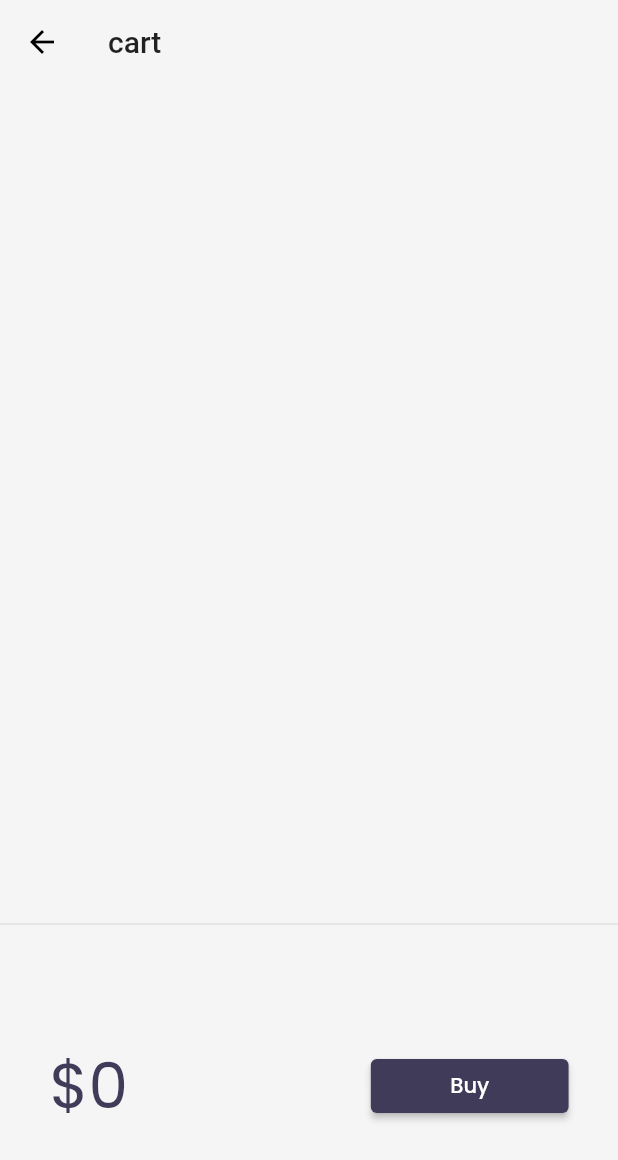
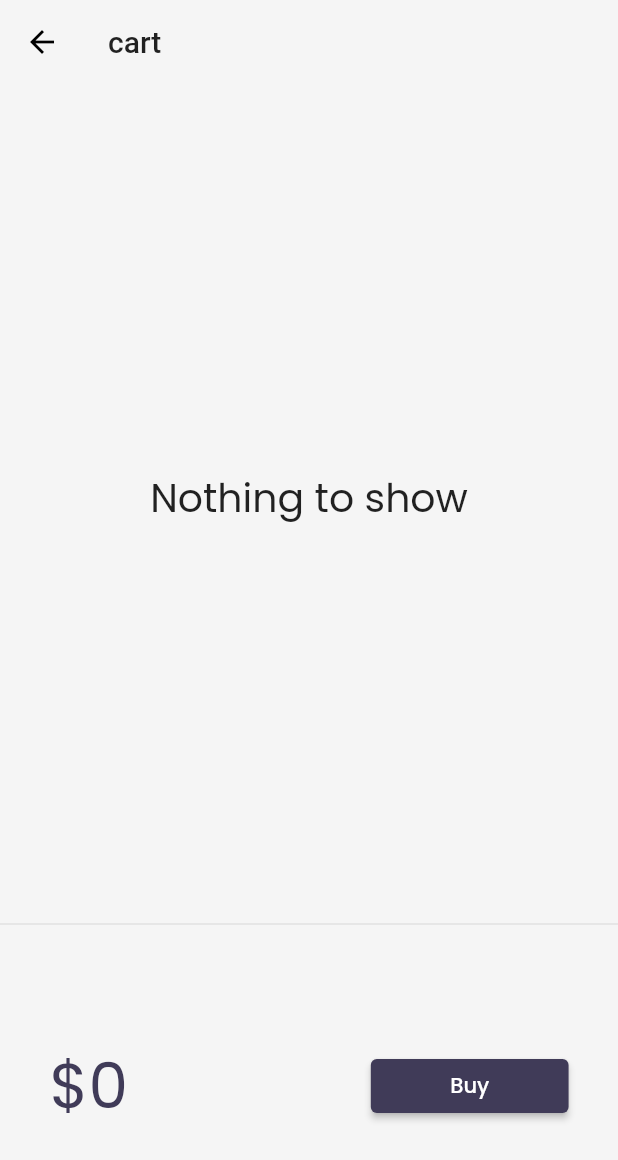
Before and after one commit to vlakhara/Flutter-Catalog-Demo, a Flutter app: the screen it shows after launch, after a tap on an icon or button, on a phone screen of 412 x 824 dp. Shown: the top 1160 px of the screen. Run offline on Flutter 3.47's test engine with Material 2 defaults, Android fonts, the phone set to English and light mode, and no system bars; drawn by our look-alikes of velocity_x; our stand-ins replace google_fonts; network calls fail.

Commit message:
AddToCart completed

```diff
--- /dev/null
+++ b/lib/core/store.dart
@@ -0,0 +1,15 @@
+import 'package:flutter_f1/models/cart.dart';
+import 'package:flutter_f1/models/catalog.dart';
+import 'package:velocity_x/velocity_x.dart';
+
+// ignore: camel_case_types
+class myStore extends VxStore {
+  CatalogModel catalog;
+  CartModel cart;
+
+  myStore() {
+    catalog = CatalogModel();
+    cart = CartModel();
+    cart.catalog = catalog;
+  }
+}
--- a/lib/main.dart
+++ b/lib/main.dart
@@ -1,12 +1,14 @@
 import 'package:flutter/material.dart';
+import 'package:flutter_f1/core/store.dart';
 import 'package:flutter_f1/pages/HomePage.dart';
 import 'package:flutter_f1/pages/LoginPage.dart';
 import 'package:flutter_f1/pages/cartPage.dart';
 import 'package:flutter_f1/utils/routes.dart';
 import 'package:flutter_f1/widgets/themes.dart';
+import 'package:velocity_x/velocity_x.dart';
 
 void main() {
-  runApp(myApp());
+  runApp(VxState(store: myStore(), child: myApp()));
 }
 
 // ignore: camel_case_types
--- a/lib/models/cart.dart
+++ b/lib/models/cart.dart
@@ -1,11 +1,6 @@
 import 'package:flutter_f1/models/catalog.dart';
 
 class CartModel {
-  static final cartModel = CartModel._internal();
-  CartModel._internal();
-
-  factory CartModel() => cartModel;
-
   CatalogModel _catalog;
 
   //colection of IDs = store IDs
--- a/lib/models/catalog.dart
+++ b/lib/models/catalog.dart
@@ -1,11 +1,6 @@
 import 'dart:convert';
 
 class CatalogModel {
-  static final catModel = CatalogModel._internal();
-  CatalogModel._internal();
-
-  factory CatalogModel() => catModel;
-
   static List<Item> items;
 
   //get item by id
--- a/lib/pages/LoginPage.dart
+++ b/lib/pages/LoginPage.dart
@@ -49,6 +49,7 @@ class _LoginPageState extends State<LoginPage> {
                 TextFormField(
                     decoration: InputDecoration(
                         hintText: "Enter Username", labelText: "Username"),
+                    // ignore: missing_return
                     validator: (value) {
                       if (value.isEmpty) {
                         return "Username cannot be empty";
@@ -62,6 +63,7 @@ class _LoginPageState extends State<LoginPage> {
                     obscureText: true,
                     decoration: InputDecoration(
                         hintText: "Enter Password", labelText: "Password"),
+                    // ignore: missing_return
                     validator: (value) {
                       if (value.isEmpty) {
                         return "Password cannot be empty";
--- a/lib/pages/cartPage.dart
+++ b/lib/pages/cartPage.dart
@@ -1,3 +1,4 @@
+import 'package:flutter/cupertino.dart';
 import 'package:flutter/material.dart';
 import 'package:flutter_f1/models/cart.dart';
 import 'package:velocity_x/velocity_x.dart';
@@ -5,7 +6,6 @@ import 'package:velocity_x/velocity_x.dart';
 class CartPage extends StatelessWidget {
   @override
   Widget build(BuildContext context) {
-    var text;
     return Scaffold(
       backgroundColor: context.canvasColor,
       appBar: AppBar(
@@ -21,6 +21,7 @@ class CartPage extends StatelessWidget {
   }
 }
 
+// ignore: camel_case_types
 class _cartTotal extends StatelessWidget {
   final _cart = CartModel();
   @override
@@ -52,22 +53,22 @@ class _cartTotal extends StatelessWidget {
   }
 }
 
-class _cartList extends StatefulWidget {
-  @override
-  __cartListState createState() => __cartListState();
-}
-
-class __cartListState extends State<_cartList> {
+// ignore: camel_case_types
+class _cartList extends StatelessWidget {
   final _cart = CartModel();
   @override
   Widget build(BuildContext context) {
-    return ListView.builder(
+    return _cart.items.isEmpty
+        ? "Nothing to show".text.xl3.makeCentered()
+        : ListView.builder(
             itemCount: _cart.items?.length,
             itemBuilder: (context, index) => ListTile(
               leading: Icon(Icons.done),
               trailing: IconButton(
-          icon: Icon(Icons.remove_circle_outline),
-          onPressed: () {},
+                icon: Icon(CupertinoIcons.cart_badge_minus),
+                onPressed: () {
+                  _cart.remove(_cart.items[index]);
+                },
               ),
               title: _cart.items[index].name.text.make(),
             ),
--- a/lib/widgets/home_widgets/CatalogImage.dart
+++ b/lib/widgets/home_widgets/CatalogImage.dart
@@ -1,7 +1,5 @@
 import 'package:flutter/cupertino.dart';
 import 'package:velocity_x/velocity_x.dart';
-
-import '../themes.dart';
 
 class CatalogImage extends StatelessWidget {
   final String image;
--- a/lib/widgets/home_widgets/CatalogList.dart
+++ b/lib/widgets/home_widgets/CatalogList.dart
@@ -1,11 +1,11 @@
 import 'package:flutter/cupertino.dart';
 import 'package:flutter/material.dart';
-import 'package:flutter_f1/models/cart.dart';
 import 'package:flutter_f1/models/catalog.dart';
 import 'package:flutter_f1/pages/HomeDetailsPage.dart';
 import 'package:velocity_x/velocity_x.dart';
 
 import 'CatalogImage.dart';
+import 'addToCart.dart';
 
 class CatalogList extends StatelessWidget {
   @override
@@ -52,42 +52,9 @@ class CatalogItem extends StatelessWidget {
                 buttonPadding: EdgeInsets.zero,
                 children: [
                   "\$${catalog.price}".text.bold.xl.make(),
-                  _AddToCart(catalog: catalog)
+                  AddToCart(catalog: catalog)
                 ]).pOnly(right: 8.0)
           ]))
     ])).color(context.cardColor).rounded.square(150).make().py16();
   }
 }
-
-class _AddToCart extends StatefulWidget {
-  final Item catalog;
-
-  const _AddToCart({Key key, this.catalog}) : super(key: key);
-  @override
-  __AddToCartState createState() => __AddToCartState();
-}
-
-class __AddToCartState extends State<_AddToCart> {
-  bool isAdded = false;
-
-  @override
-  Widget build(BuildContext context) {
-    return ElevatedButton(
-        onPressed: () {
-          isAdded = isAdded.toggle();
-          final _catalog = CatalogModel();
-          final _cart = CartModel();
-          _cart.catalog = _catalog;
-          _cart.add(widget.catalog);
-          setState(() {});
-        },
-        style: ButtonStyle(
-            backgroundColor: MaterialStateProperty.all(
-              context.theme.buttonColor,
-            ),
-            shape: MaterialStateProperty.all(
-              StadiumBorder(),
-            )),
-        child: isAdded ? Icon(Icons.done) : "Add to cart".text.sm.make());
-  }
-}
--- /dev/null
+++ b/lib/widgets/home_widgets/addToCart.dart
@@ -0,0 +1,37 @@
+import 'package:flutter/cupertino.dart';
+import 'package:flutter/material.dart';
+import 'package:flutter_f1/models/cart.dart';
+import 'package:flutter_f1/models/catalog.dart';
+import 'package:velocity_x/velocity_x.dart';
+
+class AddToCart extends StatelessWidget {
+  final Item catalog;
+
+  AddToCart({Key key, this.catalog}) : super(key: key);
+
+  final _cart = CartModel();
+
+  @override
+  Widget build(BuildContext context) {
+    bool isInCart = _cart.items.contains(catalog) ?? false;
+    return ElevatedButton(
+        onPressed: () {
+          if (!isInCart) {
+            isInCart = isInCart.toggle();
+            final _catalog = CatalogModel();
+
+            _cart.catalog = _catalog;
+            _cart.add(catalog);
+          }
+        },
+        style: ButtonStyle(
+            backgroundColor: MaterialStateProperty.all(
+              context.theme.buttonColor,
+            ),
+            shape: MaterialStateProperty.all(
+              StadiumBorder(),
+            )),
+        child:
+            isInCart ? Icon(Icons.done) : Icon(CupertinoIcons.cart_badge_plus));
+  }
+}
```
Also changed, not shown: lib/pages/HomeDetailsPage.dart (+4 -11 lines). Lines whose indentation alone changed are shown as unchanged.
